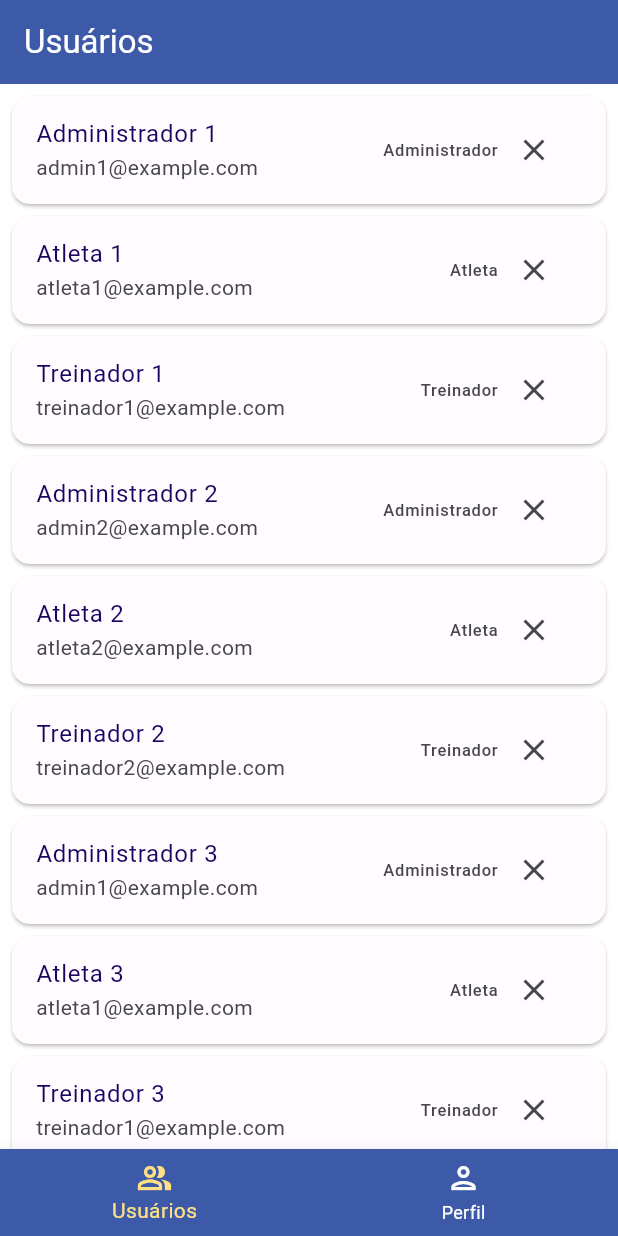
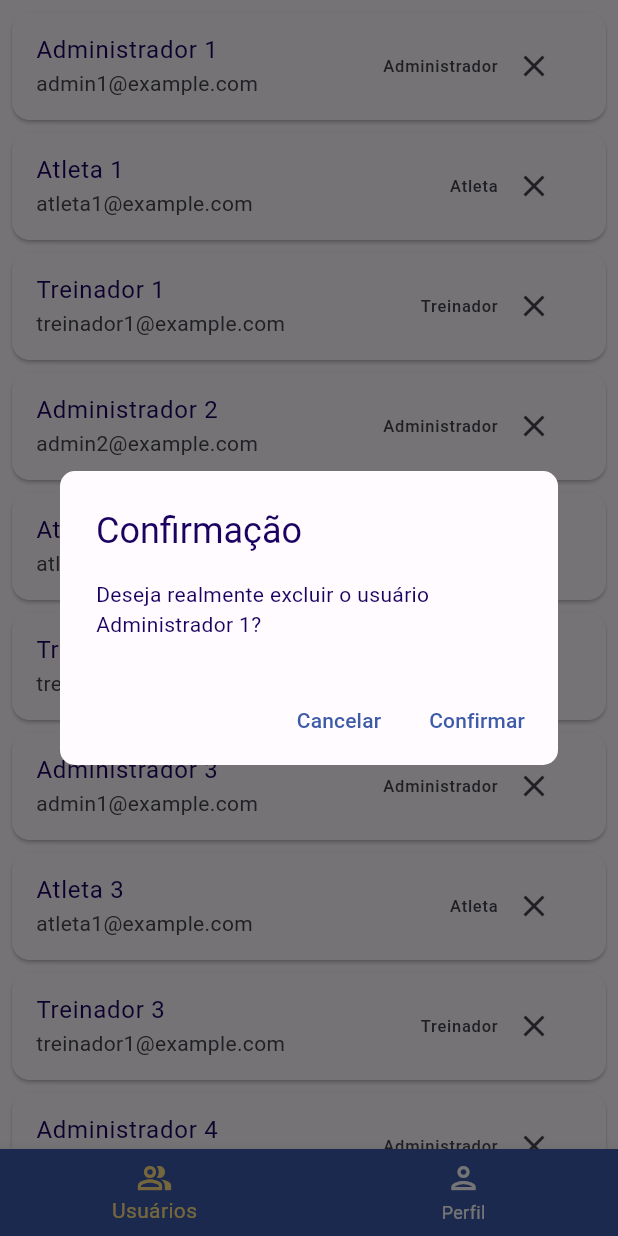
Before and after one commit to DiegoManucci/Unaerp-Swim-Team, a Flutter app: the screen it shows after launch, after a tap on "Entrar", after a tap on the "close" icon, on a phone screen of 412 x 824 dp. Run offline on Flutter 3.47's test engine with Material 2 defaults, Android fonts, the phone set to English and light mode, and no system bars.

Commit message:
Refactor: Aplicado novo modelo de estado na página de usuários

```diff
--- a/lib/pages/users/components/users_card.dart
+++ /dev/null
@@ -1,37 +0,0 @@
-import 'package:flutter/material.dart';
-
-import '../../../types/user.dart';
-import '../../../utils/utils.dart';
-
-class UsersCard extends StatelessWidget {
-  final User user;
-
-  const UsersCard({super.key, required this.user});
-
-  @override
-  Widget build(BuildContext context) {
-    return Card(
-      margin: const EdgeInsets.symmetric(horizontal: 8),
-      child: Column(
-        children: [
-          ListTile(
-            title: Text(user.name),
-            subtitle: Text(user.email),
-            trailing: Row(
-              mainAxisSize: MainAxisSize.min,
-              children: [
-                Text(Utils.initcap(user.type.name)),
-                IconButton(
-                  icon: const Icon(Icons.close_outlined),
-                  onPressed: () {
-                    //widget.controller.onEditUser(user);
-                  },
-                ),
-              ],
-            ),
-          ),
-        ],
-      ),
-    );
-  }
-}
--- a/lib/pages/users/users_controller.dart
+++ b/lib/pages/users/users_controller.dart
@@ -3,14 +3,15 @@ import 'package:flutter/cupertino.dart';
 import 'package:unaerp_swim_team/pages/users/users_state.dart';
 import 'package:unaerp_swim_team/types/user.dart';
 
-class UsersController {
+class UsersController extends ChangeNotifier {
   final UsersState state = UsersState();
 
   void setUsers(List<User> users) {
     state.users = users;
   }
 
-  void onEditUser(User user) {
-    debugPrint("Editando usuário ${user.name}");
+  void onRemoveUser(User user) {
+    state.users.remove(user);
+    notifyListeners();
   }
 }
--- a/lib/pages/users/users_view.dart
+++ b/lib/pages/users/users_view.dart
@@ -1,38 +1,19 @@
 import 'package:flutter/material.dart';
-import 'package:unaerp_swim_team/pages/users/components/users_card.dart';
+import 'package:provider/provider.dart';
 import 'package:unaerp_swim_team/pages/users/users_controller.dart';
+import 'package:unaerp_swim_team/pages/users/widgets/users_list.dart';
 
-class UsersView extends StatefulWidget {
+class UsersView extends StatelessWidget {
   final UsersController controller = UsersController();
 
   UsersView({super.key});
 
   @override
-  LoginViewState createState() => LoginViewState();
-}
-
-class LoginViewState extends State<UsersView> {
-  @override
   Widget build(BuildContext context) {
-    return Scaffold(
-      resizeToAvoidBottomInset: false,
-      backgroundColor: Colors.white,
-      appBar: AppBar(
-        backgroundColor: Theme.of(context).colorScheme.tertiary,
-        title: const Text("Usuários", style: TextStyle(color: Colors.white)),
-      ),
-      body: ListView.builder(
-        itemCount: widget.controller.state.users.length,
-        itemBuilder: (context, index) {
-          final user = widget.controller.state.users[index];
-          return Column(
-            children: [
-              const SizedBox(height: 8), // Add spacing
-              UsersCard(user: user)
-            ],
-          );
-        },
-      ),
+    return ChangeNotifierProvider(
+      create: (context) => UsersController(),
+      child: Consumer<UsersController>(
+        builder: (context, controller, child) => UsersList(controller: controller))
     );
   }
 }
--- /dev/null
+++ b/lib/pages/users/widgets/users_list.dart
@@ -0,0 +1,32 @@
+import 'package:flutter/material.dart';
+import 'package:unaerp_swim_team/pages/users/widgets/users_list_item.dart';
+
+import '../users_controller.dart';
+
+class UsersList extends StatelessWidget {
+  final UsersController controller;
+
+  const UsersList({super.key, required this.controller});
+
+  @override
+  Widget build(BuildContext context) {
+    return ListView.builder(
+      itemCount: controller.state.users.length,
+      itemBuilder: (context, index) {
+        if (index < controller.state.users.length - 1) {
+          final user = controller.state.users[index];
+          return Column(
+            children: [
+              const SizedBox(height: 8),
+              UsersListItem(user: user, controller: controller),
+            ],
+          );
+        } else {
+          return const SizedBox(
+            height: 86,
+          );
+        }
+      },
+    );
+  }
+}
--- /dev/null
+++ b/lib/pages/users/widgets/users_list_item.dart
@@ -0,0 +1,65 @@
+import 'package:flutter/material.dart';
+import 'package:unaerp_swim_team/pages/users/users_controller.dart';
+
+import '../../../types/user.dart';
+import '../../../utils/utils.dart';
+
+class UsersListItem extends StatelessWidget {
+  final UsersController controller;
+  final User user;
+
+  const UsersListItem({super.key, required this.user, required this.controller});
+
+  @override
+  Widget build(BuildContext context) {
+    return Card(
+      margin: const EdgeInsets.symmetric(horizontal: 8),
+      child: Column(
+        children: [
+          ListTile(
+            title: Text(user.name),
+            subtitle: Text(user.email),
+            trailing: Row(
+              mainAxisSize: MainAxisSize.min,
+              children: [
+                Text(Utils.initcap(user.type.name)),
+                IconButton(
+                  icon: const Icon(Icons.close_outlined),
+                  onPressed: () {
+                    Utils.showCustomAlertDialog(
+                      context,
+                      "Confirmação",
+                      "Deseja realmente excluir o usuário ${user.name}?",
+                      [
+                        TextButton(
+                          style: ElevatedButton.styleFrom(
+                            shape: RoundedRectangleBorder(borderRadius: BorderRadius.circular(10)),
+                          ),
+                          child: const Text("Cancelar"),
+                          onPressed: () {
+                            Navigator.of(context).pop();
+                          },
+                        ),
+                        TextButton(
+                          style: ElevatedButton.styleFrom(
+                            shape: RoundedRectangleBorder(borderRadius: BorderRadius.circular(10)),
+                          ),
+                          child: const Text("Confirmar"),
+                          onPressed: () {
+                            controller.onRemoveUser(user);
+                            Navigator.of(context).pop();
+                            Utils.showCustomSnackBar(context, "Usuário: ${user.name} excluído com sucesso!");
+                          }
+                        ),
+                      ],
+                    );
+                  },
+                ),
+              ],
+            ),
+          ),
+        ],
+      ),
+    );
+  }
+}
```
